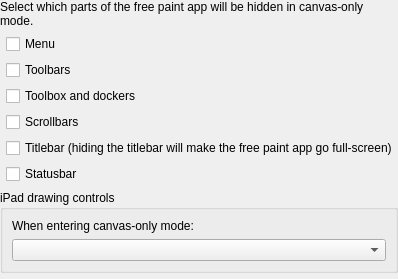
Old version of the form libs/ui/forms/wdgfullscreensettings.ui in the repository serika12345/librepaint.
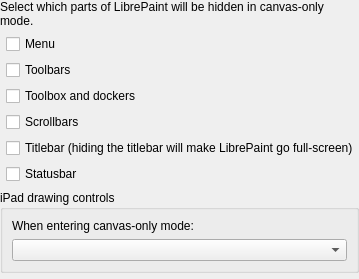
New version of the form.

Commit message: Stage 3: refine LibrePaint naming

Diff of the .ui file:
```diff
--- a/libs/ui/forms/wdgfullscreensettings.ui
+++ b/libs/ui/forms/wdgfullscreensettings.ui
@@ -22,7 +22,7 @@
    <item row="0" column="0" colspan="2">
     <widget class="QLabel" name="label">
      <property name="text">
-      <string>Select which parts of the free paint app will be hidden in canvas-only mode.</string>
+      <string>Select which parts of LibrePaint will be hidden in canvas-only mode.</string>
      </property>
      <property name="wordWrap">
       <bool>true</bool>
@@ -60,7 +60,7 @@
    <item row="5" column="1">
     <widget class="QCheckBox" name="chkTitlebar">
      <property name="text">
-      <string>Titlebar (hiding the titlebar will make the free paint app go full-screen)</string>
+      <string>Titlebar (hiding the titlebar will make LibrePaint go full-screen)</string>
      </property>
     </widget>
    </item>
```
The commit also changes 68 other files.
